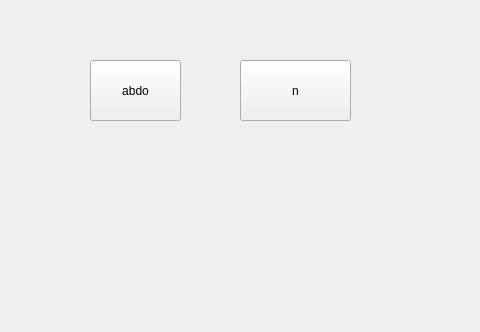
The window that gittest/mainwindow.ui (AbdelrahmanShorim/gittest) describes before a commit, drawn with Qt 5; both pictures show x 0 to 480 and y 0 to 332 of the 800 by 600 pixel window.
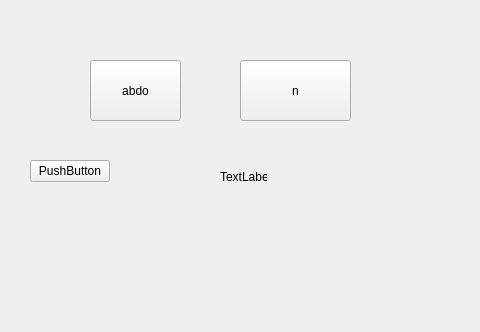
The same window after the commit.

```diff
--- a/gittest/mainwindow.ui
+++ b/gittest/mainwindow.ui
@@ -40,6 +40,32 @@
      <string>n</string>
     </property>
    </widget>
+   <widget class="QLabel" name="label">
+    <property name="geometry">
+     <rect>
+      <x>220</x>
+      <y>170</y>
+      <width>47</width>
+      <height>14</height>
+     </rect>
+    </property>
+    <property name="text">
+     <string>TextLabel</string>
+    </property>
+   </widget>
+   <widget class="QPushButton" name="pushButton">
+    <property name="geometry">
+     <rect>
+      <x>30</x>
+      <y>160</y>
+      <width>80</width>
+      <height>22</height>
+     </rect>
+    </property>
+    <property name="text">
+     <string>PushButton</string>
+    </property>
+   </widget>
   </widget>
   <widget class="QMenuBar" name="menubar">
    <property name="geometry">
```
